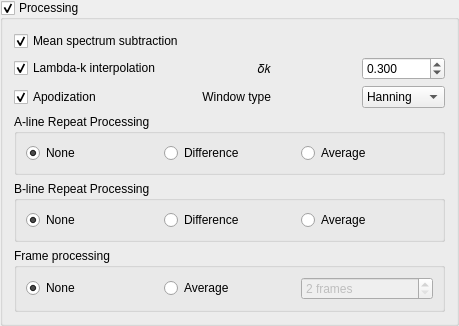
First picture: the form in src/main/resources/windows/ui/ProcessingGroupBox.ui, repository sstucker/OCTview, before the edit.
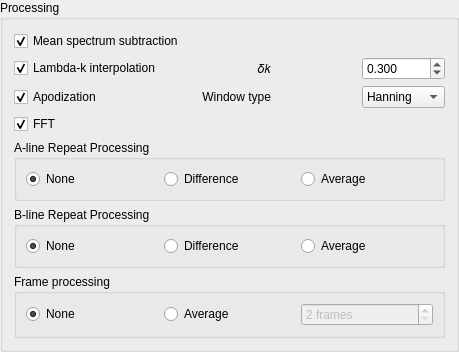
Second picture: the form after the edit.

Commit message: AlineProcessingPool, WavenumberInterpolationPlan

Diff of the .ui file:
```diff
--- a/src/main/resources/windows/ui/ProcessingGroupBox.ui
+++ b/src/main/resources/windows/ui/ProcessingGroupBox.ui
@@ -17,86 +17,10 @@
    <string>Processing</string>
   </property>
   <property name="checkable">
-   <bool>true</bool>
+   <bool>false</bool>
   </property>
   <layout class="QGridLayout" name="gridLayout">
-   <item row="2" column="1">
-    <widget class="QCheckBox" name="checkApodization">
-     <property name="toolTip">
-      <string>If checked, spectra will be DC-subtracted and then multiplied by a window function</string>
-     </property>
-     <property name="text">
-      <string>Apodization</string>
-     </property>
-     <property name="checked">
-      <bool>true</bool>
-     </property>
-    </widget>
-   </item>
-   <item row="1" column="1" colspan="2">
-    <widget class="QCheckBox" name="checkInterpolation">
-     <property name="toolTip">
-      <string>If true, linear-in-wavenumber values are interpolated (1st order) from linear-in-wavelength spectra</string>
-     </property>
-     <property name="text">
-      <string>Lambda-k interpolation</string>
-     </property>
-     <property name="checked">
-      <bool>true</bool>
-     </property>
-     <property name="tristate">
-      <bool>false</bool>
-     </property>
-    </widget>
-   </item>
-   <item row="1" column="3">
-    <widget class="QLabel" name="labelInterpDk">
-     <property name="layoutDirection">
-      <enum>Qt::RightToLeft</enum>
-     </property>
-     <property name="text">
-      <string>𝛿𝑘</string>
-     </property>
-     <property name="alignment">
-      <set>Qt::AlignRight|Qt::AlignTrailing|Qt::AlignVCenter</set>
-     </property>
-    </widget>
-   </item>
-   <item row="2" column="3">
-    <widget class="QLabel" name="labelApodization">
-     <property name="text">
-      <string>Window type</string>
-     </property>
-     <property name="alignment">
-      <set>Qt::AlignRight|Qt::AlignTrailing|Qt::AlignVCenter</set>
-     </property>
-    </widget>
-   </item>
    <item row="2" column="5">
-    <widget class="QComboBox" name="comboApodization">
-     <item>
-      <property name="text">
-       <string>Hanning</string>
-      </property>
-     </item>
-     <item>
-      <property name="text">
-       <string>Blackman</string>
-      </property>
-     </item>
-    </widget>
-   </item>
-   <item row="0" column="1" colspan="2">
-    <widget class="QCheckBox" name="checkMeanSpectrumSubtraction">
-     <property name="text">
-      <string>Mean spectrum subtraction</string>
-     </property>
-     <property name="checked">
-      <bool>true</bool>
-     </property>
-    </widget>
-   </item>
-   <item row="1" column="5">
     <widget class="QDoubleSpinBox" name="spinInterpDk">
      <property name="layoutDirection">
       <enum>Qt::LeftToRight</enum>
@@ -118,91 +42,83 @@
      </property>
     </widget>
    </item>
-   <item row="3" column="1" colspan="5">
-    <widget class="QGroupBox" name="groupARepeatProcessing">
-     <property name="title">
-      <string>A-line Repeat Processing</string>
+   <item row="3" column="5">
+    <widget class="QComboBox" name="comboApodization">
+     <item>
+      <property name="text">
+       <string>Hanning</string>
+      </property>
+     </item>
+     <item>
+      <property name="text">
+       <string>Blackman</string>
+      </property>
+     </item>
+    </widget>
+   </item>
+   <item row="3" column="1">
+    <widget class="QCheckBox" name="checkApodization">
+     <property name="toolTip">
+      <string>If checked, spectra will be DC-subtracted and then multiplied by a window function</string>
      </property>
-     <property name="flat">
+     <property name="text">
+      <string>Apodization</string>
+     </property>
+     <property name="checked">
       <bool>true</bool>
      </property>
-     <layout class="QHBoxLayout" name="horizontalLayout">
-      <item>
-       <widget class="QRadioButton" name="radioARepeatNone">
-        <property name="text">
-         <string>None</string>
-        </property>
-        <property name="checked">
-         <bool>true</bool>
-        </property>
-       </widget>
-      </item>
-      <item>
-       <widget class="QRadioButton" name="radioARepeatDifference">
-        <property name="enabled">
-         <bool>true</bool>
-        </property>
-        <property name="text">
-         <string>Difference</string>
-        </property>
-       </widget>
-      </item>
-      <item>
-       <widget class="QRadioButton" name="radioARepeatAverage">
-        <property name="enabled">
-         <bool>true</bool>
-        </property>
-        <property name="text">
-         <string>Average</string>
-        </property>
-       </widget>
-      </item>
-     </layout>
     </widget>
    </item>
-   <item row="4" column="1" colspan="5">
-    <widget class="QGroupBox" name="groupBRepeatProcessing">
-     <property name="title">
-      <string>B-line Repeat Processing</string>
+   <item row="3" column="3">
+    <widget class="QLabel" name="labelApodization">
+     <property name="text">
+      <string>Window type</string>
      </property>
-     <property name="flat">
+     <property name="alignment">
+      <set>Qt::AlignRight|Qt::AlignTrailing|Qt::AlignVCenter</set>
+     </property>
+    </widget>
+   </item>
+   <item row="1" column="1" colspan="2">
+    <widget class="QCheckBox" name="checkMeanSpectrumSubtraction">
+     <property name="text">
+      <string>Mean spectrum subtraction</string>
+     </property>
+     <property name="checked">
       <bool>true</bool>
      </property>
-     <layout class="QHBoxLayout" name="horizontalLayout_3">
-      <item>
-       <widget class="QRadioButton" name="radioBRepeatNone">
-        <property name="text">
-         <string>None</string>
-        </property>
-        <property name="checked">
-         <bool>true</bool>
-        </property>
-       </widget>
-      </item>
-      <item>
-       <widget class="QRadioButton" name="radioBRepeatDifference">
-        <property name="enabled">
-         <bool>true</bool>
-        </property>
-        <property name="text">
-         <string>Difference</string>
-        </property>
-       </widget>
-      </item>
-      <item>
-       <widget class="QRadioButton" name="radioBRepeatAverage">
-        <property name="enabled">
-         <bool>true</bool>
-        </property>
-        <property name="text">
-         <string>Average</string>
-        </property>
-       </widget>
-      </item>
-     </layout>
     </widget>
    </item>
-   <item row="5" column="1" colspan="5">
+   <item row="2" column="1" colspan="2">
+    <widget class="QCheckBox" name="checkInterpolation">
+     <property name="toolTip">
+      <string>If true, linear-in-wavenumber values are interpolated (1st order) from linear-in-wavelength spectra</string>
+     </property>
+     <property name="text">
+      <string>Lambda-k interpolation</string>
+     </property>
+     <property name="checked">
+      <bool>true</bool>
+     </property>
+     <property name="tristate">
+      <bool>false</bool>
+     </property>
+    </widget>
+   </item>
+   <item row="2" column="3">
+    <widget class="QLabel" name="labelInterpDk">
+     <property name="layoutDirection">
+      <enum>Qt::RightToLeft</enum>
+     </property>
+     <property name="text">
+      <string>𝛿𝑘</string>
+     </property>
+     <property name="alignment">
+      <set>Qt::AlignRight|Qt::AlignTrailing|Qt::AlignVCenter</set>
+     </property>
+    </widget>
+   </item>
+   <item row="7" column="1" colspan="5">
     <widget class="QGroupBox" name="groupFrameProcessing">
      <property name="title">
       <string>Frame processing</string>
@@ -253,6 +169,100 @@
      </layout>
     </widget>
    </item>
+   <item row="5" column="1" colspan="5">
+    <widget class="QGroupBox" name="groupARepeatProcessing">
+     <property name="title">
+      <string>A-line Repeat Processing</string>
+     </property>
+     <property name="flat">
+      <bool>true</bool>
+     </property>
+     <layout class="QHBoxLayout" name="horizontalLayout">
+      <item>
+       <widget class="QRadioButton" name="radioARepeatNone">
+        <property name="text">
+         <string>None</string>
+        </property>
+        <property name="checked">
+         <bool>true</bool>
+        </property>
+       </widget>
+      </item>
+      <item>
+       <widget class="QRadioButton" name="radioARepeatDifference">
+        <property name="enabled">
+         <bool>true</bool>
+        </property>
+        <property name="text">
+         <string>Difference</string>
+        </property>
+       </widget>
+      </item>
+      <item>
+       <widget class="QRadioButton" name="radioARepeatAverage">
+        <property name="enabled">
+         <bool>true</bool>
+        </property>
+        <property name="text">
+         <string>Average</string>
+        </property>
+       </widget>
+      </item>
+     </layout>
+    </widget>
+   </item>
+   <item row="6" column="1" colspan="5">
+    <widget class="QGroupBox" name="groupBRepeatProcessing">
+     <property name="title">
+      <string>B-line Repeat Processing</string>
+     </property>
+     <property name="flat">
+      <bool>true</bool>
+     </property>
+     <layout class="QHBoxLayout" name="horizontalLayout_3">
+      <item>
+       <widget class="QRadioButton" name="radioBRepeatNone">
+        <property name="text">
+         <string>None</string>
+        </property>
+        <property name="checked">
+         <bool>true</bool>
+        </property>
+       </widget>
+      </item>
+      <item>
+       <widget class="QRadioButton" name="radioBRepeatDifference">
+        <property name="enabled">
+         <bool>true</bool>
+        </property>
+        <property name="text">
+         <string>Difference</string>
+        </property>
+       </widget>
+      </item>
+      <item>
+       <widget class="QRadioButton" name="radioBRepeatAverage">
+        <property name="enabled">
+         <bool>true</bool>
+        </property>
+        <property name="text">
+         <string>Average</string>
+        </property>
+       </widget>
+      </item>
+     </layout>
+    </widget>
+   </item>
+   <item row="4" column="1">
+    <widget class="QCheckBox" name="checkFFT">
+     <property name="text">
+      <string>FFT</string>
+     </property>
+     <property name="checked">
+      <bool>true</bool>
+     </property>
+    </widget>
+   </item>
   </layout>
  </widget>
  <resources/>
```
The commit also changes 8 other files.
